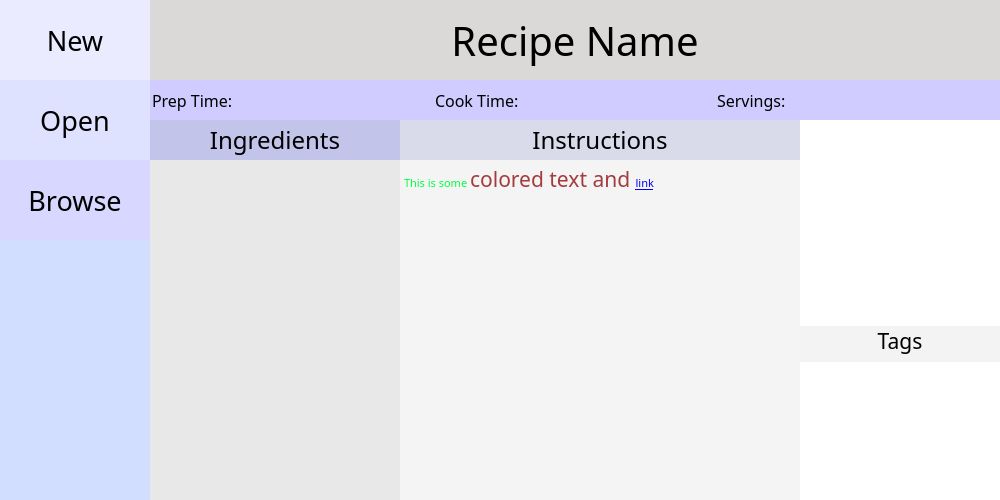
andrewlalis/RecipeDB, file gui/mainwindow.ui: the form before one commit.
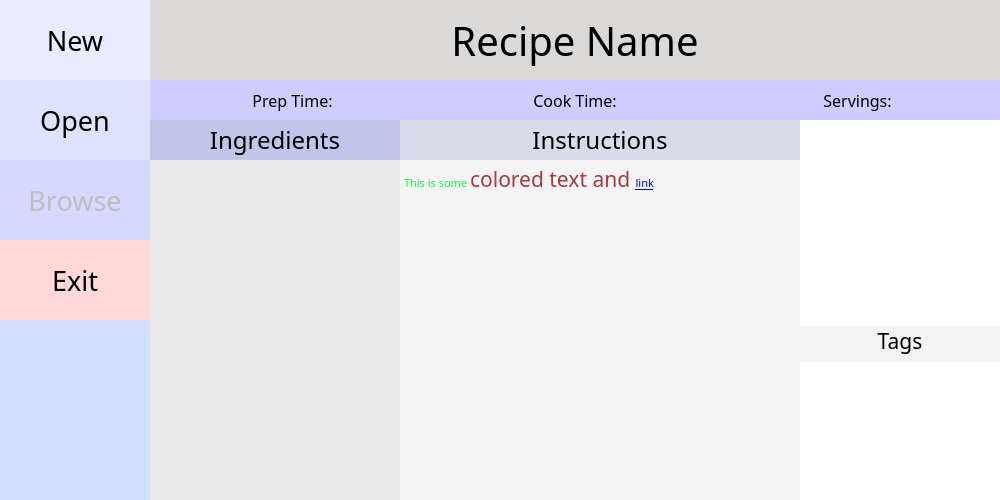
The form after the commit. Icons and pictures are not drawn. Custom widgets are drawn as their Qt base class.

Commit message: Cleaned up deleting recipes, random recipe on startup, exit button, etc.

Patch:
```diff
--- a/gui/mainwindow.ui
+++ b/gui/mainwindow.ui
@@ -175,6 +175,9 @@
           </item>
           <item alignment="Qt::AlignTop">
            <widget class="QPushButton" name="browseButton">
+            <property name="enabled">
+             <bool>false</bool>
+            </property>
             <property name="minimumSize">
              <size>
               <width>150</width>
@@ -211,6 +214,56 @@
             </property>
            </widget>
           </item>
+          <item>
+           <widget class="QPushButton" name="exitButton">
+            <property name="sizePolicy">
+             <sizepolicy hsizetype="Fixed" vsizetype="Fixed">
+              <horstretch>150</horstretch>
+              <verstretch>80</verstretch>
+             </sizepolicy>
+            </property>
+            <property name="minimumSize">
+             <size>
+              <width>150</width>
+              <height>80</height>
+             </size>
+            </property>
+            <property name="font">
+             <font>
+              <family>Noto Sans CJK KR Light</family>
+              <pointsize>20</pointsize>
+              <stylestrategy>PreferAntialias</stylestrategy>
+             </font>
+            </property>
+            <property name="autoFillBackground">
+             <bool>false</bool>
+            </property>
+            <property name="styleSheet">
+             <string notr="true">QPushButton#exitButton {
+	background-color: rgb(255, 216, 216);
+	border: 0px;
+}
+QPushButton#exitButton:hover{
+	background-color: rgb(255, 191, 191);
+}
+QPushButton#exitButton:pressed{
+	background-color: rgb(255, 147, 147);
+}</string>
+            </property>
+            <property name="text">
+             <string>Exit</string>
+            </property>
+            <property name="autoDefault">
+             <bool>false</bool>
+            </property>
+            <property name="default">
+             <bool>false</bool>
+            </property>
+            <property name="flat">
+             <bool>false</bool>
+            </property>
+           </widget>
+          </item>
          </layout>
         </widget>
        </item>
@@ -367,6 +420,9 @@
                <property name="text">
                 <string>Prep Time:</string>
                </property>
+               <property name="alignment">
+                <set>Qt::AlignCenter</set>
+               </property>
               </widget>
              </item>
              <item>
@@ -383,6 +439,9 @@
                <property name="text">
                 <string>Cook Time:</string>
                </property>
+               <property name="alignment">
+                <set>Qt::AlignCenter</set>
+               </property>
               </widget>
              </item>
              <item>
@@ -396,6 +455,9 @@
                <property name="text">
                 <string>Servings:</string>
                </property>
+               <property name="alignment">
+                <set>Qt::AlignCenter</set>
+               </property>
               </widget>
              </item>
             </layout>
```
Left out of the diff: 6 changed lines with no effect on the pictures. The commit also changes 19 other files.
